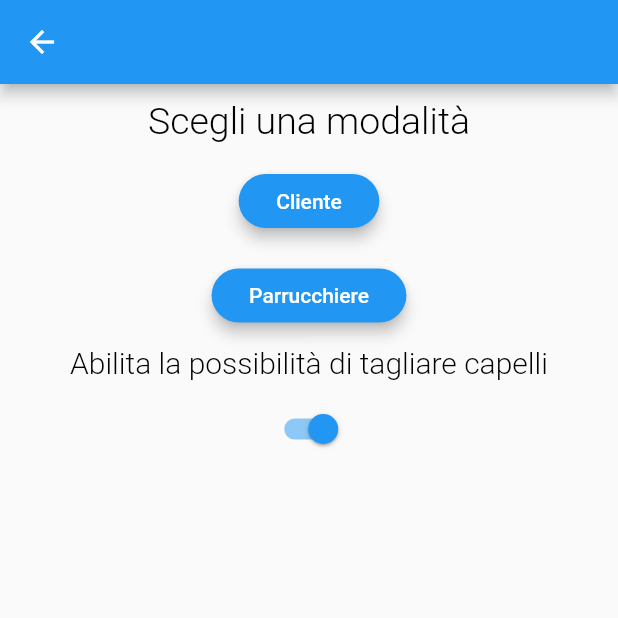
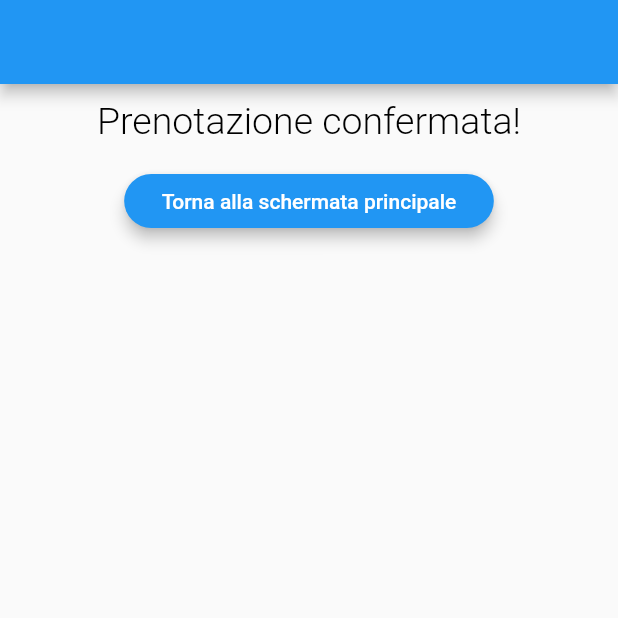
Before and after one commit to VinciGit00/SoftwareEngProject, a Flutter app: the Buffer screen opened directly, on a phone screen of 412 x 824 dp, the top half of it. Run offline on Flutter 3.47's test engine with Material 2 defaults, Android fonts, the light colour scheme and no system bars; our stand-ins replace flutter_login, font_awesome_flutter, sqflite, url_launcher_web; missing offline and left inert: dart:html; accounts and stored records are empty.

Commit message:
added a new page + removed unuesed features

```diff
--- a/Code/Experiments/truccoparrucco/lib/components/Buffer.dart
+++ b/Code/Experiments/truccoparrucco/lib/components/Buffer.dart
@@ -1,6 +1,7 @@
 import 'package:flutter/material.dart';
 import 'Chosen.dart';
 import 'Wrong.dart';
+import 'Temp.dart';
 
 class Buffer extends StatefulWidget {
   Buffer({Key? key}) : super(key: key);
@@ -25,7 +26,7 @@ class _BufferState extends State<Buffer> {
               if (snapshot.hasError) {
                 return SomethingWentWrong();
               }
-              return Chosen();
+              return temp();
             } else {
               return Container(
                   alignment: Alignment.center,
--- a/Code/Experiments/truccoparrucco/lib/components/Chosen.dart
+++ b/Code/Experiments/truccoparrucco/lib/components/Chosen.dart
@@ -20,7 +20,9 @@ class _ChosenState extends State<Chosen> {
   @override
   Widget build(BuildContext context) {
     return Scaffold(
-      appBar: AppBar(),
+      appBar: AppBar(
+        leading: Container(),
+      ),
       body: Column(
         //mainAxisAlignment: MainAxisAlignment.center,
 
--- /dev/null
+++ b/Code/Experiments/truccoparrucco/lib/components/Temp.dart
@@ -0,0 +1,59 @@
+import 'package:flutter/material.dart';
+import 'TravelApp.dart';
+import 'travelcard.dart';
+import 'Gestore.dart';
+import 'Chosen.dart';
+
+class temp extends StatefulWidget {
+  temp({Key? key}) : super(key: key);
+
+  @override
+  _tempState createState() => _tempState();
+}
+
+class _tempState extends State<temp> {
+  bool state = true;
+
+  @override
+  Widget build(BuildContext context) {
+    return Scaffold(
+      appBar: AppBar(
+        leading: Container(),
+      ),
+      body: Column(
+        crossAxisAlignment: CrossAxisAlignment.center,
+        children: [
+          Container(
+            margin: EdgeInsets.only(top: 10),
+            alignment: Alignment.center,
+            child: Text(
+              "Prenotazione confermata!",
+              style: TextStyle(
+                color: Colors.black,
+                fontSize: 25.0,
+                fontWeight: FontWeight.w300,
+              ),
+            ),
+          ),
+          Container(
+            margin: EdgeInsets.all(15),
+            child: RaisedButton(
+                padding: EdgeInsets.symmetric(vertical: 8, horizontal: 25),
+                child: Text(
+                  "Torna alla schermata principale",
+                  style: TextStyle(color: Colors.white),
+                ),
+                color: Colors.blue,
+                shape: RoundedRectangleBorder(
+                    borderRadius: BorderRadius.all(Radius.circular(30.0))),
+                elevation: 4.0,
+                onPressed: () {
+                  Navigator.push(context,
+                      MaterialPageRoute<void>(builder: (context) => Chosen()));
+                }),
+          ),
+        ],
+      ),
+    );
+  }
+}
```
Also changed, not shown: Code/Experiments/truccoparrucco/pubspec.lock, 1 other file.
